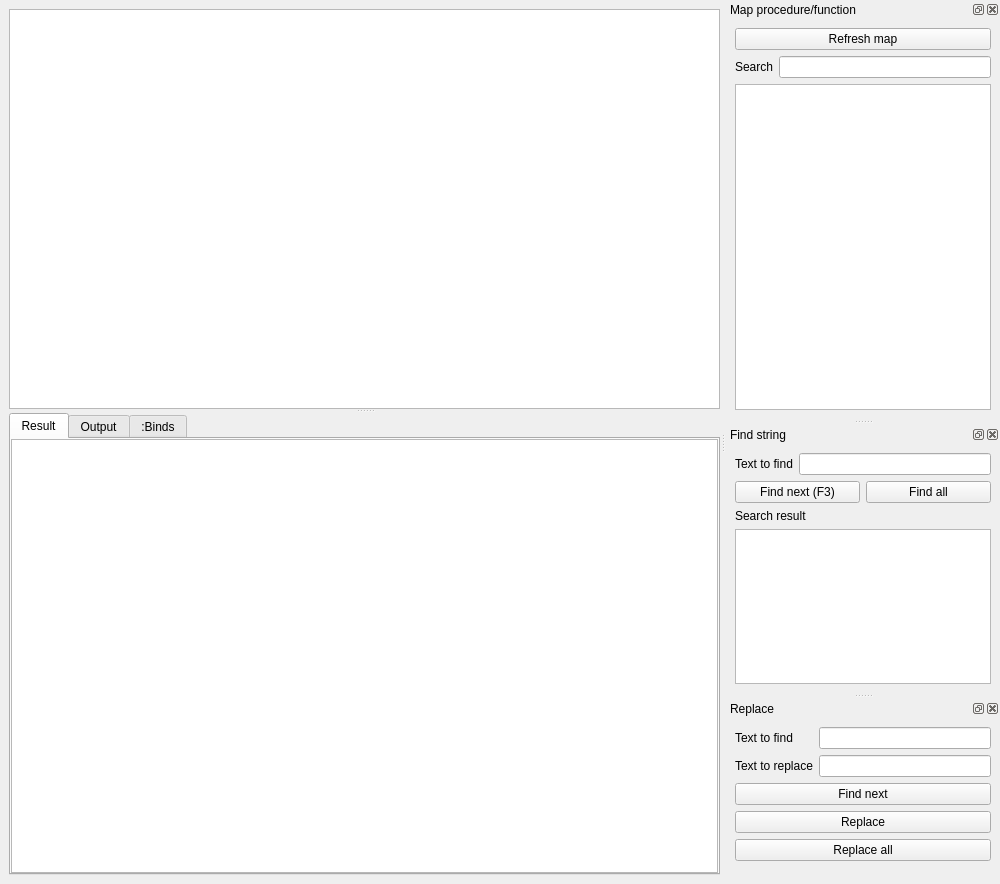
Before: the Qt Designer form source/qtdesigner/MSql_editor_win2_ui.ui in MValaguz/MSql, drawn with Qt 5.
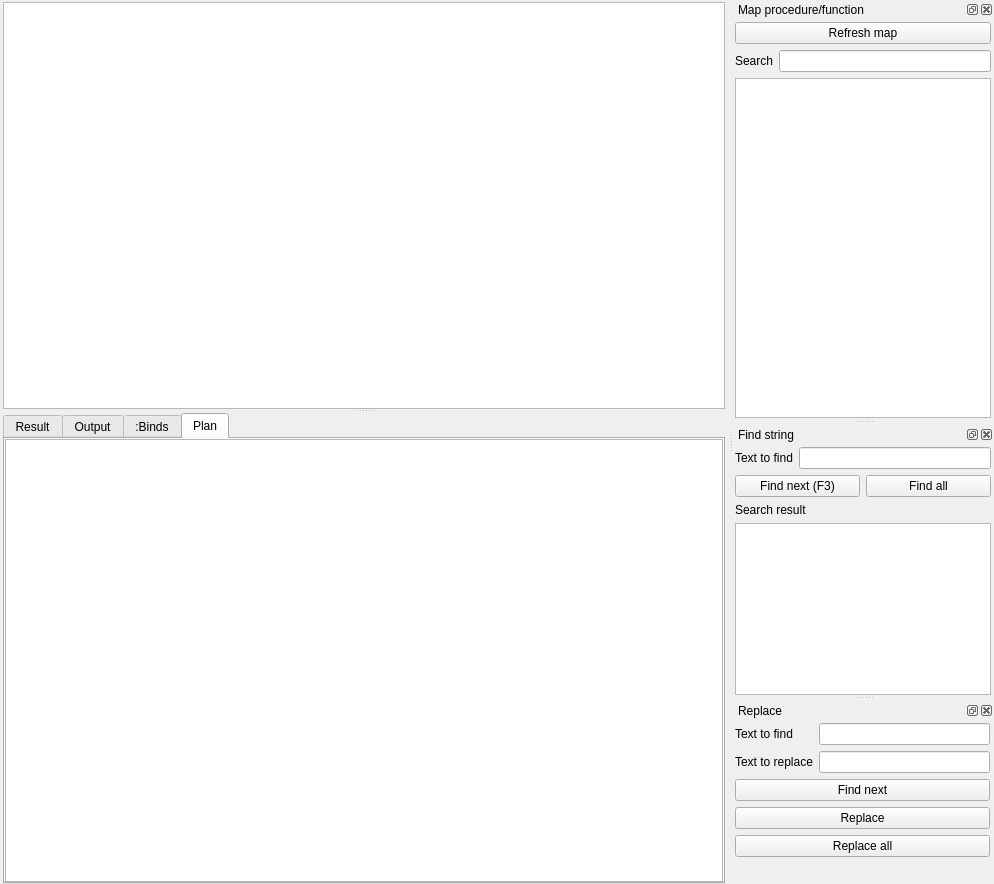
After: the same form once the commit is applied. The open tabs and pages were chosen to show the change. Icons and pictures are not drawn. Custom widgets are drawn as their Qt base class.

The edit to the form file:
```diff
--- a/source/qtdesigner/MSql_editor_win2_ui.ui
+++ b/source/qtdesigner/MSql_editor_win2_ui.ui
@@ -6,7 +6,7 @@
    <rect>
     <x>0</x>
     <y>0</y>
-    <width>1000</width>
+    <width>994</width>
     <height>884</height>
    </rect>
   </property>
@@ -28,7 +28,16 @@
     </sizepolicy>
    </property>
    <layout class="QGridLayout" name="gridLayout">
+    <property name="leftMargin">
+     <number>3</number>
+    </property>
+    <property name="topMargin">
+     <number>2</number>
+    </property>
     <property name="rightMargin">
+     <number>3</number>
+    </property>
+    <property name="bottomMargin">
      <number>0</number>
     </property>
     <item row="0" column="0">
@@ -149,6 +158,44 @@
          </item>
         </layout>
        </widget>
+       <widget class="QWidget" name="t_plan">
+        <property name="minimumSize">
+         <size>
+          <width>683</width>
+          <height>0</height>
+         </size>
+        </property>
+        <attribute name="title">
+         <string>Plan</string>
+        </attribute>
+        <layout class="QVBoxLayout" name="verticalLayout_4">
+         <property name="leftMargin">
+          <number>0</number>
+         </property>
+         <property name="topMargin">
+          <number>0</number>
+         </property>
+         <property name="rightMargin">
+          <number>0</number>
+         </property>
+         <property name="bottomMargin">
+          <number>0</number>
+         </property>
+         <item>
+          <widget class="QPlainTextEdit" name="o_plan">
+           <property name="font">
+            <font>
+             <family>Courier New</family>
+             <pointsize>10</pointsize>
+            </font>
+           </property>
+           <property name="readOnly">
+            <bool>true</bool>
+           </property>
+          </widget>
+         </item>
+        </layout>
+       </widget>
       </widget>
      </widget>
     </item>
@@ -190,6 +237,18 @@
      </size>
     </property>
     <layout class="QGridLayout" name="gridLayout_3">
+     <property name="leftMargin">
+      <number>1</number>
+     </property>
+     <property name="topMargin">
+      <number>3</number>
+     </property>
+     <property name="rightMargin">
+      <number>3</number>
+     </property>
+     <property name="bottomMargin">
+      <number>1</number>
+     </property>
      <item row="0" column="0" colspan="2">
       <widget class="QPushButton" name="b_refresh_map">
        <property name="text">
@@ -274,6 +333,18 @@
    </attribute>
    <widget class="QWidget" name="dockWidgetContents_2">
     <layout class="QGridLayout" name="gridLayout_4">
+     <property name="leftMargin">
+      <number>1</number>
+     </property>
+     <property name="topMargin">
+      <number>3</number>
+     </property>
+     <property name="rightMargin">
+      <number>3</number>
+     </property>
+     <property name="bottomMargin">
+      <number>0</number>
+     </property>
      <item row="0" column="0">
       <widget class="QLabel" name="label_3">
        <property name="text">
@@ -352,6 +423,18 @@
    </attribute>
    <widget class="QWidget" name="dockWidgetContents_3">
     <layout class="QGridLayout" name="gridLayout_5">
+     <property name="leftMargin">
+      <number>1</number>
+     </property>
+     <property name="topMargin">
+      <number>3</number>
+     </property>
+     <property name="rightMargin">
+      <number>4</number>
+     </property>
+     <property name="bottomMargin">
+      <number>0</number>
+     </property>
      <item row="0" column="0">
       <layout class="QGridLayout" name="gridLayout_2">
        <item row="0" column="0">
```
